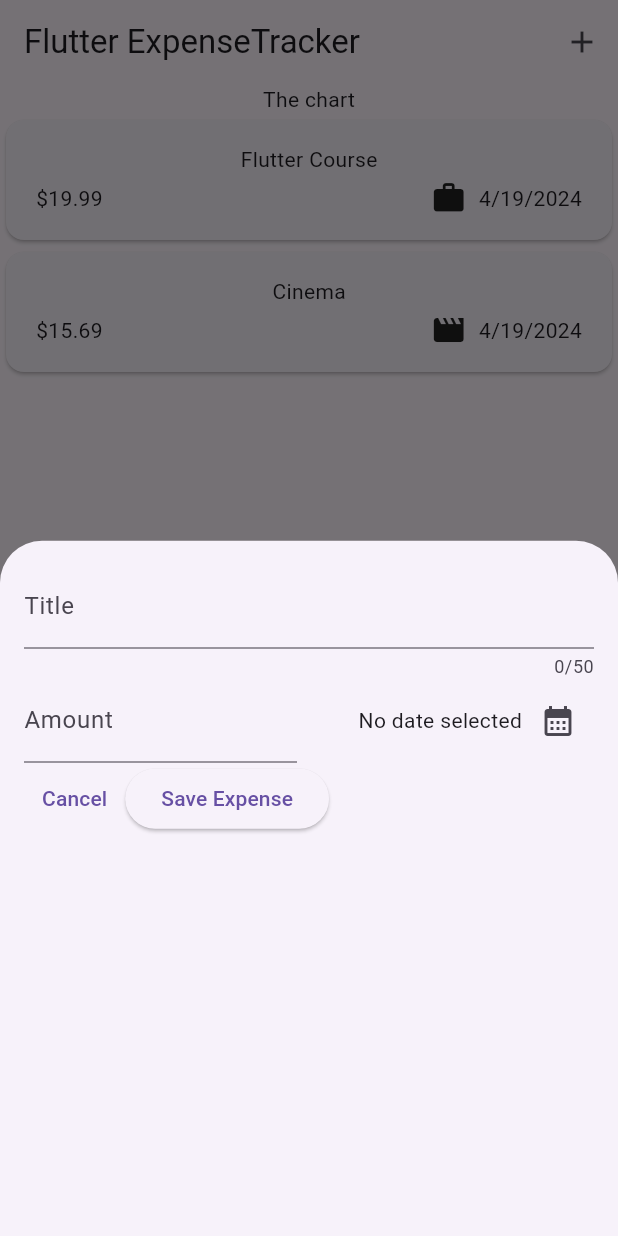
After one commit to shubham423/ExpenseTracker, a Flutter app: the screen it shows after launch, after a tap on the "add" icon, on a phone screen of 412 x 824 dp. The commit adds this screen. Run offline on Flutter 3.47's test engine with Material 3 defaults, Android fonts, the phone set to English and light mode, and no system bars.

Commit message:
bottom sheet expense

```diff
--- a/lib/widgets/expenses.dart
+++ b/lib/widgets/expenses.dart
@@ -1,4 +1,5 @@
 import 'package:expense_tracker/widgets/expense_list/expenses_list.dart';
+import 'package:expense_tracker/widgets/new_expense.dart';
 import 'package:flutter/material.dart';
 
 import 'package:expense_tracker/models/expense.dart';
@@ -28,9 +29,25 @@ class _ExpensesState extends State<Expenses> {
     ),
   ];
 
+  void _openAddExpenseOverlay() {
+    showModalBottomSheet(
+      context: context,
+      builder: (ctx) => const NewExpense(),
+    );
+  }
+
   @override
   Widget build(BuildContext context) {
     return Scaffold(
+      appBar: AppBar(
+        title: const Text('Flutter ExpenseTracker'),
+        actions: [
+          IconButton(
+            onPressed: _openAddExpenseOverlay,
+            icon: const Icon(Icons.add),
+          ),
+        ],
+      ),
       body: Column(
         children: [
           const Text('The chart'),
--- /dev/null
+++ b/lib/widgets/new_expense.dart
@@ -0,0 +1,108 @@
+import 'package:flutter/material.dart';
+
+import 'package:expense_tracker/models/expense.dart';
+
+class NewExpense extends StatefulWidget {
+  const NewExpense({super.key});
+
+  @override
+  State<NewExpense> createState() {
+    return _NewExpenseState();
+  }
+}
+
+class _NewExpenseState extends State<NewExpense> {
+  final _titleController = TextEditingController();
+  final _amountController = TextEditingController();
+  DateTime? _selectedDate;
+
+  void _presentDatePicker() async {
+    final now = DateTime.now();
+    final firstDate = DateTime(now.year - 1, now.month, now.day);
+    final pickedDate = await showDatePicker(
+      context: context,
+      initialDate: now,
+      firstDate: firstDate,
+      lastDate: now,
+    );
+    setState(() {
+      _selectedDate = pickedDate;
+    });
+  }
+
+  @override
+  void dispose() {
+    _titleController.dispose();
+    _amountController.dispose();
+    super.dispose();
+  }
+
+  @override
+  Widget build(BuildContext context) {
+    return Padding(
+      padding: const EdgeInsets.all(16),
+      child: Column(
+        children: [
+          TextField(
+            controller: _titleController,
+            maxLength: 50,
+            decoration: const InputDecoration(
+              label: Text('Title'),
+            ),
+          ),
+          Row(
+            children: [
+              Expanded(
+                child: TextField(
+                  controller: _amountController,
+                  keyboardType: TextInputType.number,
+                  decoration: const InputDecoration(
+                    prefixText: '\$ ',
+                    label: Text('Amount'),
+                  ),
+                ),
+              ),
+              const SizedBox(width: 16),
+              Expanded(
+                child: Row(
+                  mainAxisAlignment: MainAxisAlignment.end,
+                  crossAxisAlignment: CrossAxisAlignment.center,
+                  children: [
+                    Text(
+                      _selectedDate == null
+                          ? 'No date selected'
+                          : formatter.format(_selectedDate!),
+                    ),
+                    IconButton(
+                      onPressed: _presentDatePicker,
+                      icon: const Icon(
+                        Icons.calendar_month,
+                      ),
+                    ),
+                  ],
+                ),
+              ),
+            ],
+          ),
+          Row(
+            children: [
+              TextButton(
+                onPressed: () {
+                  Navigator.pop(context);
+                },
+                child: const Text('Cancel'),
+              ),
+              ElevatedButton(
+                onPressed: () {
+                  print(_titleController.text);
+                  print(_amountController.text);
+                },
+                child: const Text('Save Expense'),
+              ),
+            ],
+          ),
+        ],
+      ),
+    );
+  }
+}
```
